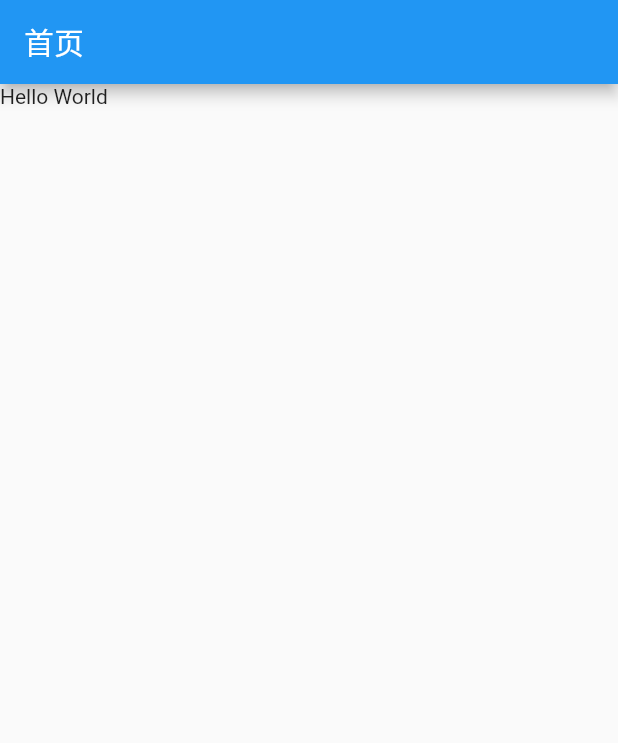
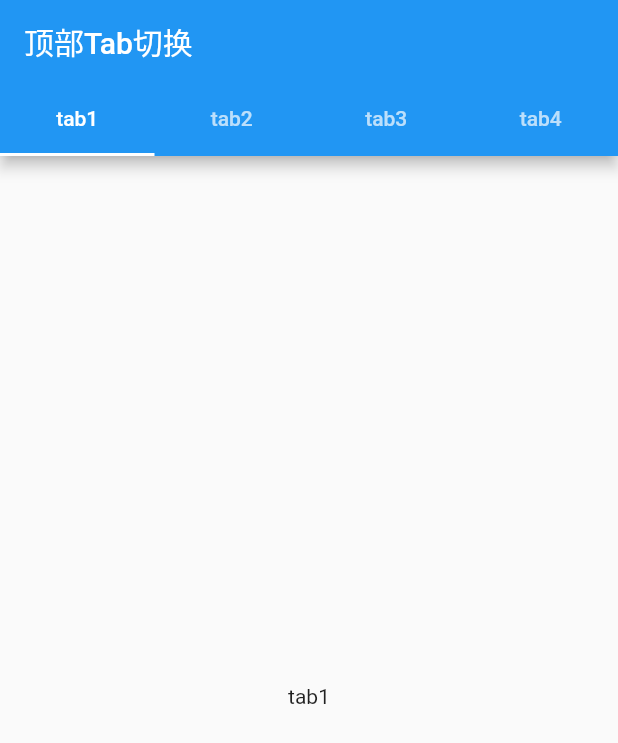
Before and after one commit to he1237596/myapp, a Flutter app: the screen it shows after launch, on a phone screen of 412 x 824 dp. Shown: the top 743 px of the screen. Run offline on Flutter 3.47's test engine with Material 2 defaults, Android fonts, the phone set to English and light mode, and no system bars.

Commit message:
TabBar AppBar TabController

```diff
--- /dev/null
+++ b/lib/TabController.dart
@@ -0,0 +1,80 @@
+/*
+ * @Author: Chris
+ * @Date: 2020-09-22 17:58:03
+ * @LastEditors: Chris
+ * @LastEditTime: 2020-09-22 18:16:15
+ * @Descripttion: 自定义TabController,监听切换事件
+ */
+import 'package:flutter/material.dart';
+
+class TabControllerDemo extends StatefulWidget {
+  TabControllerDemo({Key key}) : super(key: key);
+
+  @override
+  _TabControllerDemoState createState() => _TabControllerDemoState();
+}
+
+class _TabControllerDemoState extends State<TabControllerDemo>
+    with SingleTickerProviderStateMixin {
+  TabController _tabController;
+
+  @override
+  void initState() {
+    // TODO: implement initState
+    super.initState();
+    this._tabController = new TabController(length: 4, vsync: this);
+    this._tabController.addListener(() {
+      print(this._tabController.index);
+    });
+  }
+
+// 可写可不写
+  // void dispose() {
+  //   // TODO: implement dispose
+  //   this._tabController.dispose();
+  //   super.dispose();
+  // }
+
+  @override
+  Widget build(BuildContext context) {
+    return Scaffold(
+      appBar: AppBar(
+        title: Text('顶部Tab切换'),
+        bottom: new TabBar(
+          tabs: [
+            Tab(
+              child: Text('tab1'),
+            ),
+            Tab(
+              child: Text('tab2'),
+            ),
+            Tab(
+              child: Text('tab3'),
+            ),
+            Tab(
+              child: Text('tab4'),
+            ),
+          ],
+          controller: this._tabController,
+        ),
+      ),
+      body: TabBarView(
+        children: [
+          Center(
+            child: Text('tab1'),
+          ),
+          Center(
+            child: Text('tab2'),
+          ),
+          Center(
+            child: Text('tab3'),
+          ),
+          Center(
+            child: Text('tab4'),
+          ),
+        ],
+        controller: this._tabController,
+      ),
+    );
+  }
+}
--- a/lib/main.dart
+++ b/lib/main.dart
@@ -2,10 +2,14 @@
  * @Author: Chris
  * @Date: 2020-09-07 15:53:59
  * @LastEditors: Chris
- * @LastEditTime: 2020-09-07 16:17:16
- * @Descripttion: **
+ * @LastEditTime: 2020-09-22 18:18:01
+ * @Descripttion: AppBar tab切换效果（优化版,只有一个TabBar，置顶）
  */
 import 'package:flutter/material.dart';
+import 'AppBarDemo.dart'; // 默认AppBar相关属性
+import 'TabBarDemo.dart'; // 默认AppBar tab切换（双tab，瑕疵）
+import 'TabBarDemoPlus.dart'; // 优化版,只有一个TabBar（将tabs写到title内），置顶,(双Scaffold可以取消外面的AppBar的title)
+import 'TabController.dart';
 
 main(List<String> args) => runApp(MyApp());
 
@@ -16,14 +20,10 @@ class MyApp extends StatelessWidget {
   Widget build(BuildContext context) {
     return Container(
       child: MaterialApp(
+        debugShowCheckedModeBanner: false, // 隐藏appbar的debugger
         title: 'MyApp',
         theme: ThemeData.light(),
-        home: Scaffold(
-          appBar: AppBar(
-            title: Text('首页'),
-          ),
-          body: Text('Hello World'),
-        ),
+        home: TabControllerDemo(),
       ),
     );
   }
```
Also changed, not shown: lib/AppBarDemo.dart (added, +45 -0 lines), lib/TabBarDemo.dart (added, +45 -0 lines), lib/TabBarDemoPlus.dart (added, +79 -0 lines).
